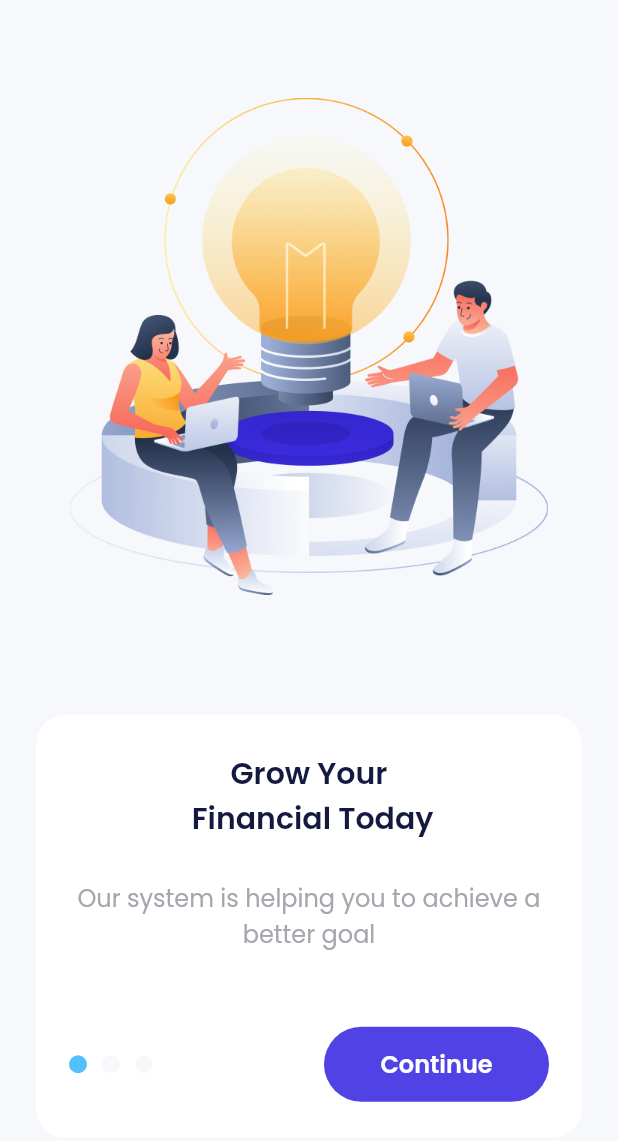
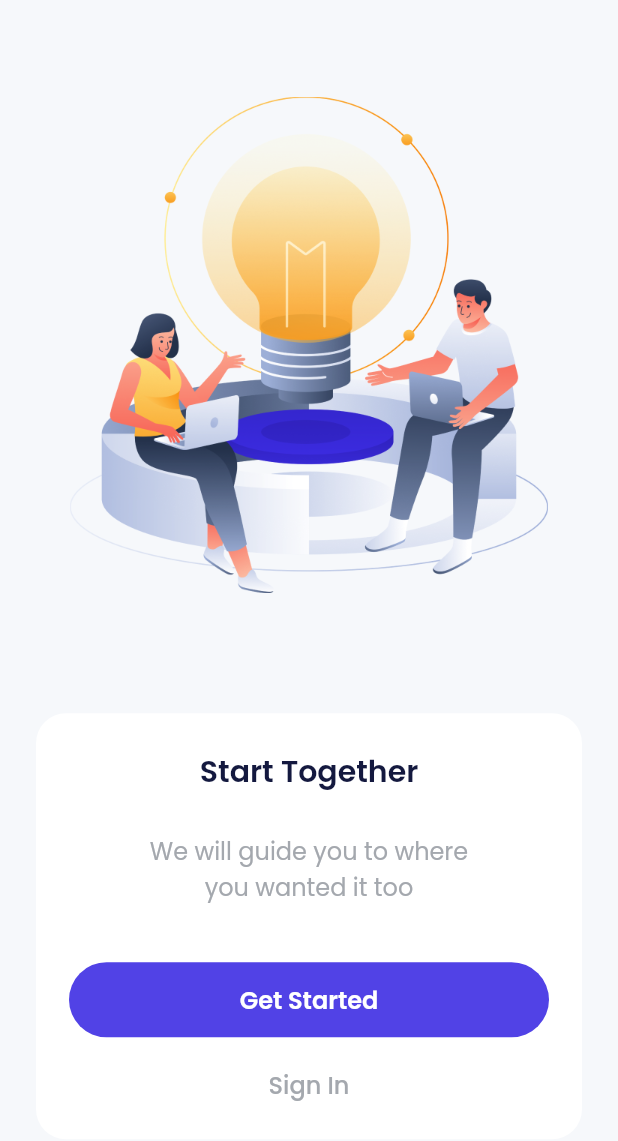
Before and after one commit to nioke-dev/bank_sha-by-nioke, a Flutter app: the screen it shows after launch, swiped to page 3, on a phone screen of 412 x 824 dp. Shown: the top 1141 px of the screen. Run offline on Flutter 3.47's test engine with Material 2 defaults, Android fonts, the phone set to English and light mode, and no system bars; drawn by our look-alikes of carousel_slider; our stand-ins replace google_fonts.

Commit message:
slicing onboarding done

```diff
--- a/lib/ui/pages/onboarding_page.dart
+++ b/lib/ui/pages/onboarding_page.dart
@@ -13,6 +13,18 @@
 class _OnboardingPageState extends State<OnboardingPage> {
   int currentIndex = 0;
   CarouselController carouselController = CarouselController();
+
+  List<String> titles = [
+    'Grow Your\nFinancial Today',
+    'Build From\nZero to Freedom',
+    'Start Together',
+  ];
+
+  List<String> subtitles = [
+    'Our system is helping you to\nachieve a better goal',
+    'We provide tips for you so that\nyou can adapt easier',
+    'We will guide you to where\nyou wanted it too',
+  ];
 
   @override
   Widget build(BuildContext context) {
@@ -66,7 +78,7 @@
               child: Column(
                 children: [
                   Text(
-                    'Grow Your\n Financial Today',
+                    titles[currentIndex],
                     style: blackTextStyle.copyWith(
                       fontSize: 20,
                       fontWeight: semiBold,
@@ -77,16 +89,61 @@
                     height: 26,
                   ),
                   Text(
-                    'Our system is helping you to achieve a better goal',
+                    subtitles[currentIndex],
                     style: greyTextStyle.copyWith(
                       fontSize: 16,
                     ),
                     textAlign: TextAlign.center,
                   ),
+                  SizedBox(
+                    height: currentIndex == 2 ? 38 : 50,
+                  ),
+                  currentIndex == 2
+                      ? Column(
+                          children: [
+                            SizedBox(
+                              width: double.infinity,
+                              height: 50,
+                              child: TextButton(
+                                onPressed: () {
+                                  carouselController.nextPage();
+                                },
+                                style: TextButton.styleFrom(
+                                    backgroundColor: purpleColor,
+                                    shape: RoundedRectangleBorder(
+                                      borderRadius: BorderRadius.circular(56),
+                                    )),
+                                child: Text(
+                                  'Get Started',
+                                  style: whiteTextStyle.copyWith(
+                                    fontSize: 16,
+                                    fontWeight: semiBold,
+                                  ),
+                                ),
+                              ),
+                            ),
                             const SizedBox(
-                    height: 50,
+                              height: 20,
                             ),
-                  Row(
+                            SizedBox(
+                              width: double.infinity,
+                              height: 24,
+                              child: TextButton(
+                                onPressed: () {},
+                                style: TextButton.styleFrom(
+                                  padding: EdgeInsets.zero,
+                                ),
+                                child: Text(
+                                  'Sign In',
+                                  style: greyTextStyle.copyWith(
+                                    fontSize: 16,
+                                  ),
+                                ),
+                              ),
+                            ),
+                          ],
+                        )
+                      : Row(
                           children: [
                             Container(
                               width: 12,
@@ -94,7 +151,9 @@
                               margin: const EdgeInsets.only(right: 10),
                               decoration: BoxDecoration(
                                 shape: BoxShape.circle,
-                          color: blueColor,
+                                color: currentIndex == 0
+                                    ? blueColor
+                                    : lightBackgroundColor,
                               ),
                             ),
                             Container(
@@ -103,7 +162,9 @@
                               margin: const EdgeInsets.only(right: 10),
                               decoration: BoxDecoration(
                                 shape: BoxShape.circle,
-                          color: lightBackgroundColor,
+                                color: currentIndex == 1
+                                    ? blueColor
+                                    : lightBackgroundColor,
                               ),
                             ),
                             Container(
@@ -112,11 +173,13 @@
                               margin: const EdgeInsets.only(right: 10),
                               decoration: BoxDecoration(
                                 shape: BoxShape.circle,
-                          color: lightBackgroundColor,
+                                color: currentIndex == 2
+                                    ? blueColor
+                                    : lightBackgroundColor,
                               ),
                             ),
                             const Spacer(),
-                      Container(
+                            SizedBox(
                               width: 150,
                               height: 50,
                               child: TextButton(
```
Lines whose indentation alone changed are shown as unchanged.
